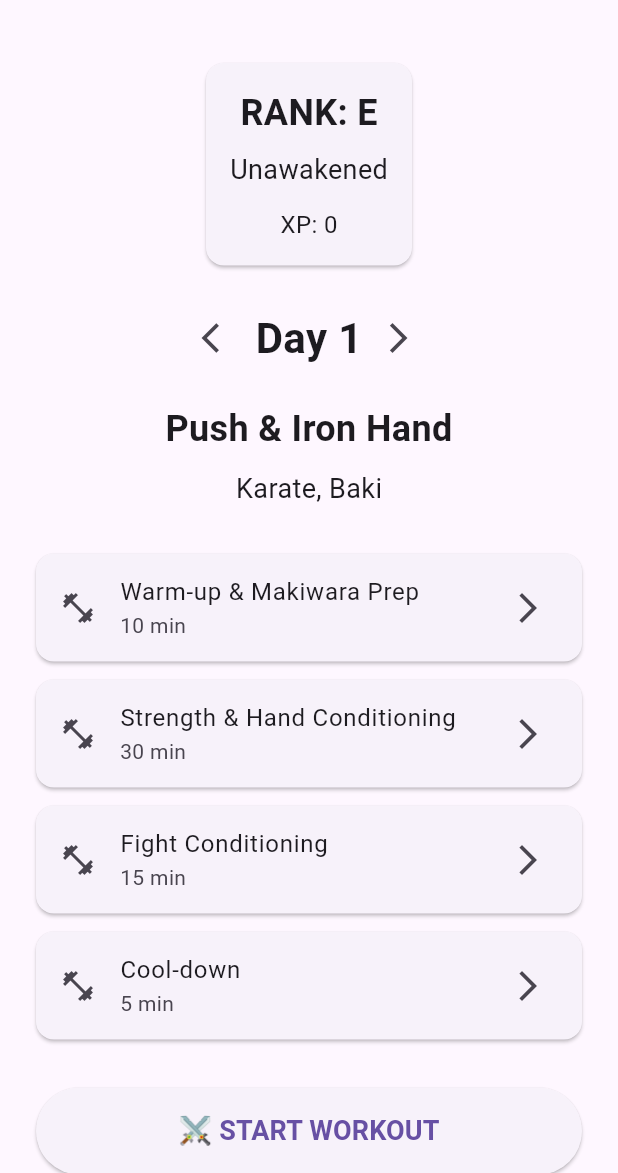
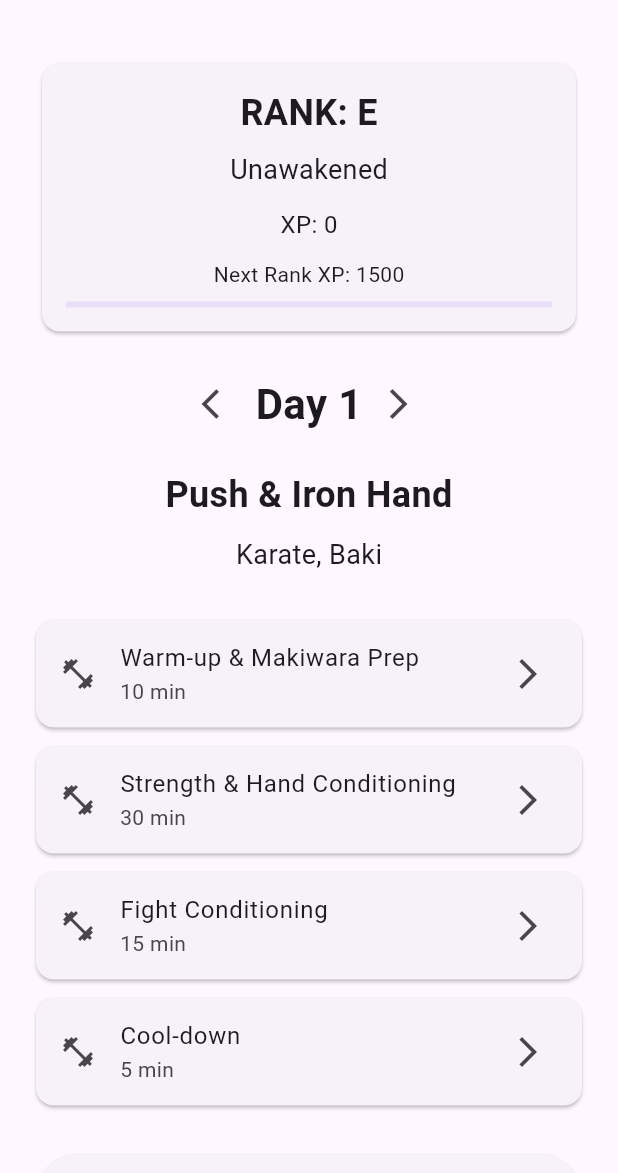
Before and after one commit to vraj24713-sketch/system-awakening, a Flutter app: the screen it shows after launch, on a phone screen of 412 x 824 dp, the part 63-1236 px from its top. Run offline on Flutter 3.47's test engine with Material 3 defaults, Android fonts, the phone set to English and light mode, and no system bars; our stand-ins replace flutter_riverpod, shared_preferences.

Commit message:
Added hidden rank analysis system

```diff
--- a/lib/providers/xp_provider.dart
+++ b/lib/providers/xp_provider.dart
@@ -47,3 +47,48 @@ String getRank(int xp) {
 String getTitle(int xp) {
   return rankTitles[getRank(xp)]!;
 }
+
+int getNextRankXp(int xp) {
+  final rank = getRank(xp);
+
+  switch (rank) {
+    case 'E':
+      return 1500;
+    case 'D':
+      return 3000;
+    case 'C':
+      return 9000;
+    case 'B':
+      return 18000;
+    case 'A':
+      return 36500;
+    case 'S':
+      return 73000;
+    case 'S+':
+      return 146000;
+    case 'SS':
+      return 255500;
+    case 'SS+':
+      return 500000;
+    default:
+      return 500000;
+  }
+}
+
+bool analysisUnlocked(int xp) {
+  final rank = getRank(xp);
+
+  final nextRankXp = getNextRankXp(xp);
+
+  final progress = xp / nextRankXp;
+
+  if (rank == 'E') {
+    return true;
+  }
+
+  if (rank == 'S' || rank == 'S+' || rank == 'SS' || rank == 'SS+') {
+    return progress >= 0.90;
+  }
+
+  return progress >= 0.50;
+}
--- a/lib/screens/home_screen.dart
+++ b/lib/screens/home_screen.dart
@@ -55,12 +55,46 @@ class HomeScreen extends ConsumerWidget {
                           const SizedBox(height: 12),
 
                           Text('XP: $xp', style: const TextStyle(fontSize: 16)),
+
+                          const SizedBox(height: 12),
+
+                          if (analysisUnlocked(xp)) ...[
+                            Text(
+                              'Next Rank XP: ${getNextRankXp(xp)}',
+                              style: const TextStyle(fontSize: 14),
+                            ),
+
+                            const SizedBox(height: 8),
+
+                            LinearProgressIndicator(
+                              value: (xp / getNextRankXp(xp)).clamp(0.0, 1.0),
+                            ),
+                          ] else ...[
+                            const Text(
+                              '⚙ SYSTEM ANALYSIS INCOMPLETE',
+                              style: TextStyle(fontWeight: FontWeight.bold),
+                            ),
+
+                            const SizedBox(height: 8),
+
+                            Text(
+                              getRank(xp) == 'S' ||
+                                      getRank(xp) == 'S+' ||
+                                      getRank(xp) == 'SS' ||
+                                      getRank(xp) == 'SS+'
+                                  ? 'Reach 90% progress to unlock rank analysis.'
+                                  : 'Reach 50% progress to unlock rank analysis.',
+                              textAlign: TextAlign.center,
+                            ),
+                          ],
                         ],
                       ),
                     ),
                   ),
 
                   const SizedBox(height: 20),
+
+                  // DAY SELECTOR
 
                   // DAY SELECTOR
                   Row(
```
